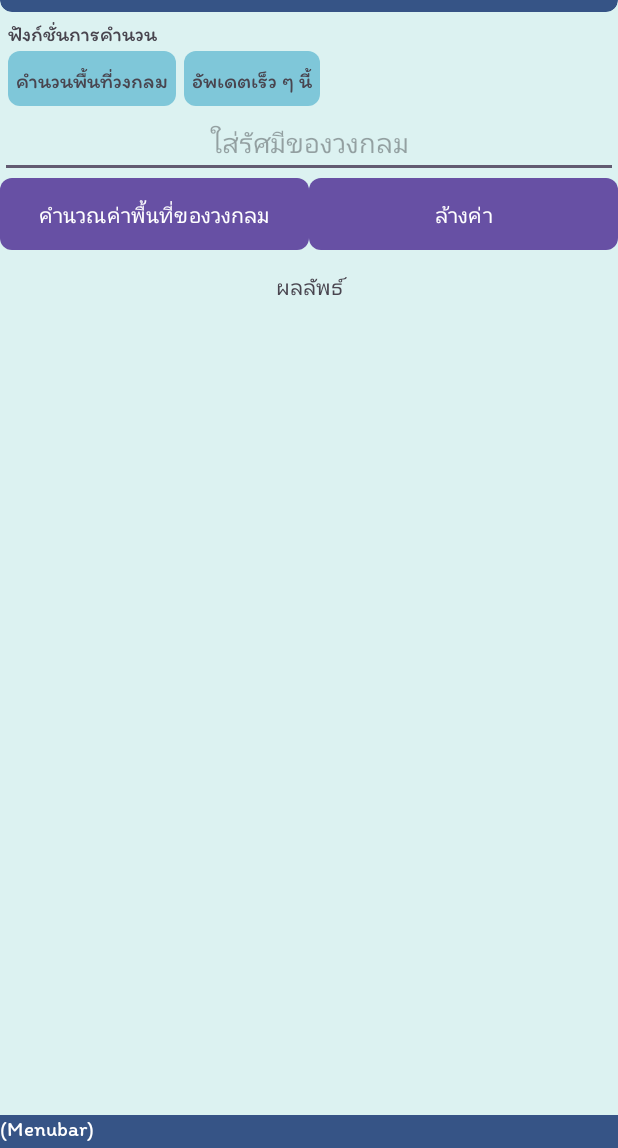
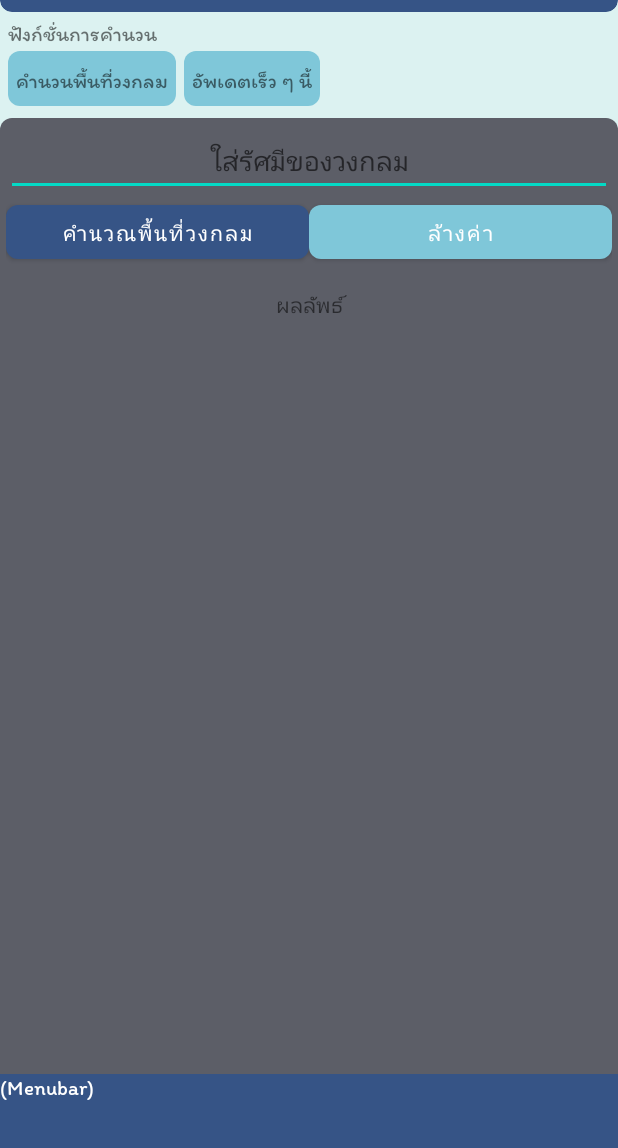
Before and after one commit to Chisanucha-Thonsiri/RadCal-AndroidAppProject1-, an Android app: the screen it shows after launch (MainActivity), on a phone screen of 412 x 824 dp, the part 88-1236 px from its top. Run offline under Robolectric (Android 15) with nearby library versions, the phone set to English and light mode, and no system bars.

Commit message:
add color to button

```diff
--- /dev/null
+++ b/app/src/main/res/drawable/top_rounded_container.xml
@@ -0,0 +1,10 @@
+<shape xmlns:android="http://schemas.android.com/apk/res/android"
+    android:shape="rectangle">
+
+
+    <corners
+        android:topLeftRadius="8dp"
+        android:topRightRadius="8dp"
+        android:bottomLeftRadius="0dp"
+        android:bottomRightRadius="0dp"/>
+</shape>
--- a/app/src/main/res/layout/activity_main.xml
+++ b/app/src/main/res/layout/activity_main.xml
@@ -125,7 +125,11 @@
                 android:id="@+id/circle_area_cal"
                 android:layout_width="match_parent"
                 android:layout_height="match_parent"
-                android:orientation="vertical">
+                android:orientation="vertical"
+                android:padding="4dp"
+                android:layout_marginTop="8dp"
+                android:background="@drawable/top_rounded_container"
+                android:backgroundTint="@color/material_dynamic_neutral_variant40">
                 <EditText
                     android:layout_width="match_parent"
                     android:layout_height="wrap_content"
@@ -138,21 +142,26 @@
                     android:layout_height="wrap_content"
                     android:orientation="horizontal"
                     android:gravity="center">
-                    <Button
+                    <com.google.android.material.button.MaterialButton
+                        android:id="@+id/buttonCalculate"
                         android:layout_width="0dp"
                         android:layout_height="wrap_content"
                         android:layout_weight="1"
                         android:text="@string/calculate"
-                        android:background="@drawable/rounded_container"
-                        android:backgroundTint="@color/accent_1"/>
+                        android:textColor="#FFFFFF"
+                        app:cornerRadius="8dp"
+                        app:backgroundTint="@color/accent_1"/>
 
-                    <Button
+                    <com.google.android.material.button.MaterialButton
+                        android:id="@+id/buttonClear"
                         android:layout_width="0dp"
                         android:layout_height="wrap_content"
                         android:layout_weight="1"
                         android:text="@string/clear"
-                        android:background="@drawable/rounded_container"
-                        android:backgroundTint="@color/primary"/>
+                        android:textColor="#FFFFFF"
+                        app:cornerRadius="8dp"
+                        app:backgroundTint="@color/secondary"/>
+
                 </LinearLayout>
                 <TextView
                     android:layout_width="match_parent"
@@ -179,6 +188,7 @@
                 android:layout_weight="1"
                 android:fontFamily="@font/itim_regular"
                 android:text="(Menubar)"
+                android:minHeight="48dp"
                 android:textColor="#FFFFFF" />
         </LinearLayout>
 
--- a/app/src/main/res/values/strings.xml
+++ b/app/src/main/res/values/strings.xml
@@ -4,7 +4,7 @@
     <string name="cal_menu1">คำนวนพื้นที่วงกลม</string>
     <string name="comimg_soon">อัพเดตเร็ว ๆ นี้</string>
     <string name="enter_r">ใส่รัศมีของวงกลม</string>
-    <string name="calculate">คำนวณค่าพื้นที่ของวงกลม</string>
+    <string name="calculate">คำนวณพื้นที่วงกลม</string>
     <string name="clear">ล้างค่า</string>
     <string name="result">ผลลัพธ์</string>
 </resources>
--- a/app/src/main/res/values/themes.xml
+++ b/app/src/main/res/values/themes.xml
@@ -1,6 +1,6 @@
 <resources xmlns:tools="http://schemas.android.com/tools">
     <!-- Base application theme. -->
-    <style name="Base.Theme.RadCal" parent="Theme.Material3.DayNight.NoActionBar">
+    <style name="Base.Theme.RadCal" parent="Theme.MaterialComponents.DayNight.NoActionBar">
         <!-- Customize your light theme here. -->
         <!-- <item name="colorPrimary">@color/my_light_primary</item> -->
     </style>
--- a/build.gradle
+++ b/build.gradle
@@ -2,3 +2,6 @@
 plugins {
 alias(libs.plugins.android.application) apply false
 }
+dependencies {
+    implementation 'com.google.android.material:material:1.9.0'
+}
```
